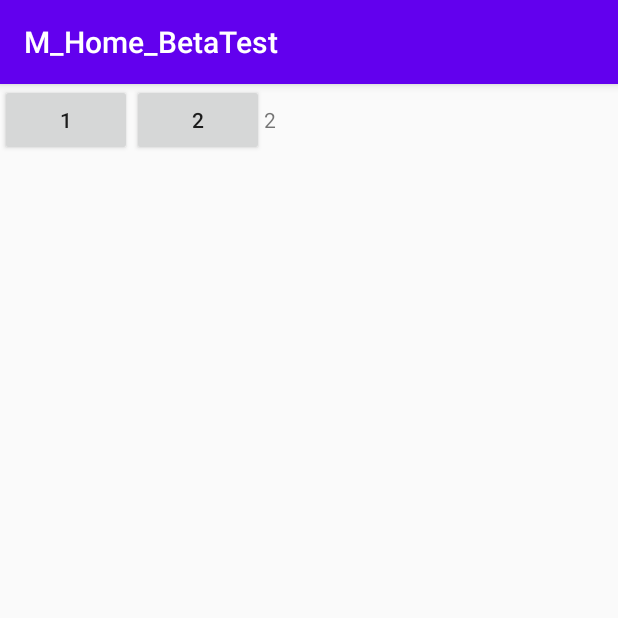
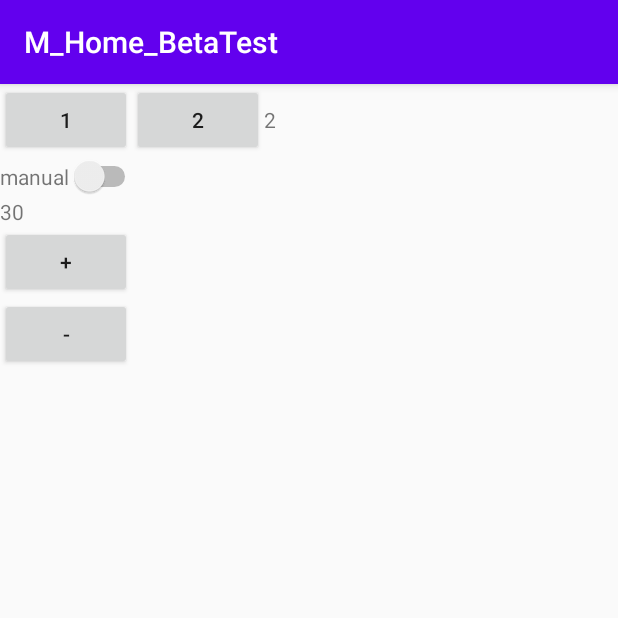
Before and after one commit to bjunseo/android-source, an Android app: the SubActivity screen opened directly, with no data from a screen before it, on a phone screen of 412 x 824 dp, the top half of it. Run offline under Robolectric (Android 15) with nearby library versions, the phone set to English and light mode, and no system bars.

Commit message:
[update] temp up,down

```diff
--- a/M_Home_BetaTest/app/src/main/java/com/example/m_home_betatest/MainActivity.java
+++ b/M_Home_BetaTest/app/src/main/java/com/example/m_home_betatest/MainActivity.java
@@ -15,7 +15,6 @@ public class MainActivity extends AppCompatActivity {
         setContentView(R.layout.activity_main);
     }
 
-
     public void onClick(View view){
         switch (view.getId())
         {
@@ -27,6 +26,5 @@ public class MainActivity extends AppCompatActivity {
                 startActivity(intent);
                 break;
         }
-
     }
 }
--- a/M_Home_BetaTest/app/src/main/java/com/example/m_home_betatest/SubActivity.java
+++ b/M_Home_BetaTest/app/src/main/java/com/example/m_home_betatest/SubActivity.java
@@ -4,14 +4,21 @@ import android.content.Intent;
 import android.os.Bundle;
 import android.support.v7.app.AppCompatActivity;
 import android.view.View;
+import android.widget.TextView;
 import android.widget.Toast;
 
 public class SubActivity extends AppCompatActivity {
+    TextView textView;
+    int now_temp = 30;
+
 
     @Override
     protected void onCreate(Bundle savedInstanceState) {
         super.onCreate(savedInstanceState);
         setContentView(R.layout.activity_sub);
+
+        textView = (TextView) findViewById(R.id.Temp_V);
+        textView.setText(Integer.toString(now_temp));
     }
 
     public void onClick(View view){
@@ -24,7 +31,14 @@ public class SubActivity extends AppCompatActivity {
             case R.id.s:
                 Toast.makeText(this.getApplicationContext(),"현재 페이지 입니다.",Toast.LENGTH_SHORT).show();
                 break;
+            case R.id.Temp_U:
+                now_temp++;
+                textView.setText(Integer.toString(now_temp));
+                break;
+            case R.id.Temp_M:
+                now_temp--;
+                textView.setText(Integer.toString(now_temp));
+                break;
         }
-
     }
 }
--- a/M_Home_BetaTest/app/src/main/res/layout/activity_sub.xml
+++ b/M_Home_BetaTest/app/src/main/res/layout/activity_sub.xml
@@ -28,9 +28,40 @@
                 android:layout_height="wrap_content"
                 android:text="2"/>
         </LinearLayout>
-        <ListView
+        <LinearLayout
             android:layout_width="match_parent"
-            android:layout_height="match_parent"/>
+            android:layout_height="wrap_content"
+            android:orientation="horizontal">
+            <TextView
+                android:id="@+id/sta_v"
+                android:layout_width="wrap_content"
+                android:layout_height="wrap_content"
+                android:text="manual"/>
+            <Switch
+                android:id="@+id/sta_s"
+                android:layout_width="wrap_content"
+                android:layout_height="wrap_content"/>
+        </LinearLayout>
+
+        <TextView
+            android:text="0"
+            android:id="@+id/Temp_V"
+            android:layout_width="wrap_content"
+            android:layout_height="wrap_content"/>
+
+        <Button
+            android:onClick="onClick"
+            android:text="+"
+            android:id="@+id/Temp_U"
+            android:layout_width="wrap_content"
+            android:layout_height="wrap_content"/>
+
+        <Button
+            android:onClick="onClick"
+            android:text="-"
+            android:id="@+id/Temp_M"
+            android:layout_width="wrap_content"
+            android:layout_height="wrap_content"/>
     </LinearLayout>
 
 </android.support.constraint.ConstraintLayout>
```
